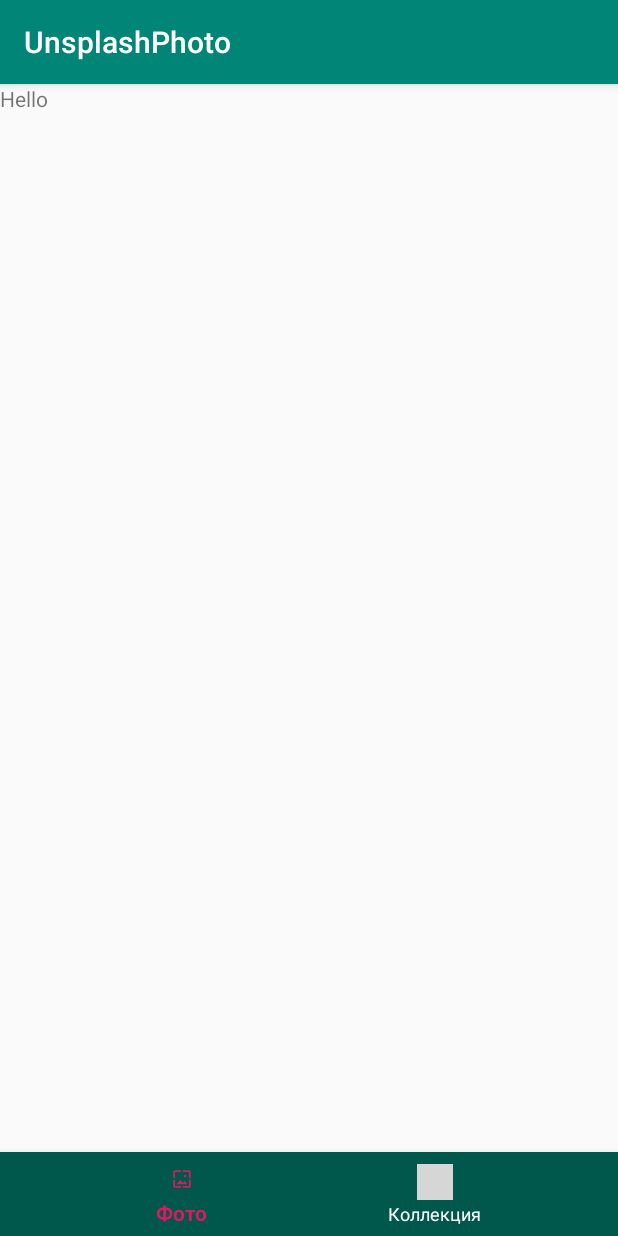
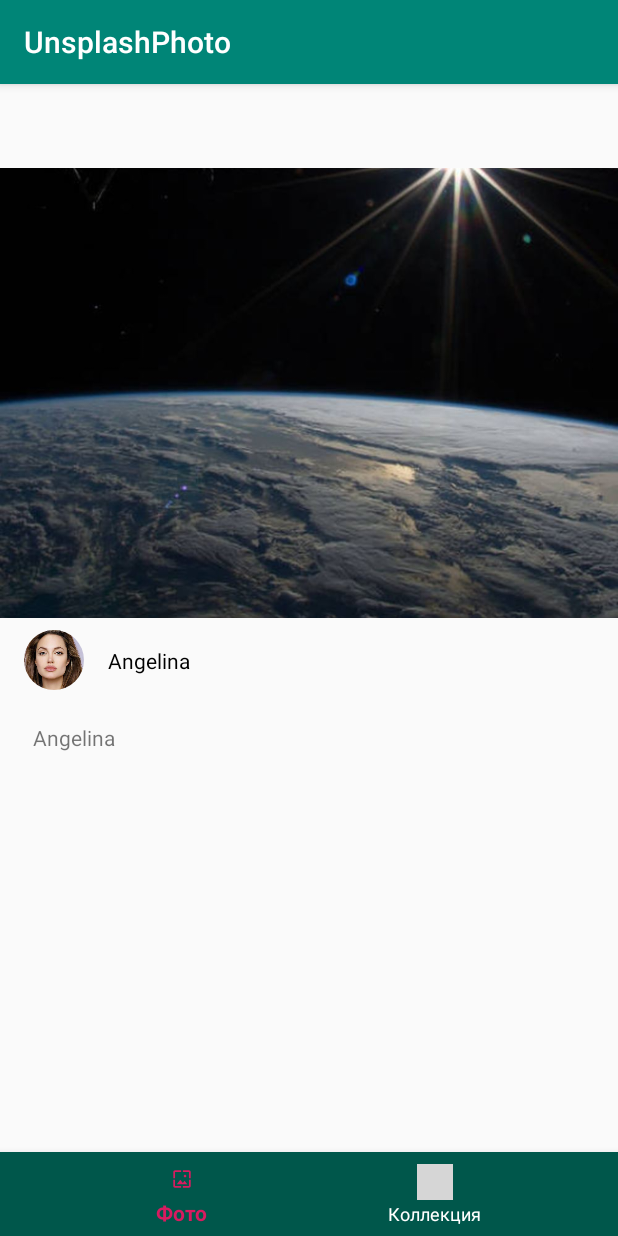
Before and after one commit to arov-anvar/UnsplashPhoto, an Android app: the screen it shows after launch (MainActivity), on a phone screen of 412 x 824 dp. Run offline under Robolectric (Android 15) with nearby library versions, the light colour scheme and no system bars; our stand-ins replace CircleImageView, navigation-ui; grey boxes are pictures that could not be loaded.

Commit message:
fragment daily picture create

```diff
--- a/app/build.gradle
+++ b/app/build.gradle
@@ -53,4 +53,7 @@ dependencies {
     androidTestImplementation 'androidx.test.ext:junit:1.1.0'
     androidTestImplementation 'androidx.test.espresso:espresso-core:3.1.1'
 
+    //Circle image view
+    implementation 'de.hdodenhof:circleimageview:3.0.1'
+
 }
--- a/app/src/main/java/com/example/unsplashphoto/MainActivity.kt
+++ b/app/src/main/java/com/example/unsplashphoto/MainActivity.kt
@@ -14,24 +14,24 @@ class MainActivity : AppCompatActivity() {
         super.onCreate(savedInstanceState)
         setContentView(R.layout.activity_main)
 
-//        navController = findNavController(R.id.navHost)
-//        bottomNavigationView.setupWithNavController(navController)
-//
-//        bottomNavigationView.setOnNavigationItemSelectedListener { menuItem ->
-//            when(menuItem.itemId) {
-//                R.id.menu_picture -> {
-//                    navController.navigate(R.id.dailyPictureFragment)
-//                    return@setOnNavigationItemSelectedListener true
-//                }
-//
-//                R.id.menu_gallery -> {
-//                    navController.navigate(R.id.galleryFragment)
-//                    return@setOnNavigationItemSelectedListener true
-//                }
-//            }
-//
-//            return@setOnNavigationItemSelectedListener true
-//        }
+        navController = findNavController(R.id.navHost)
+        bottomNavigationView.setupWithNavController(navController)
+
+        bottomNavigationView.setOnNavigationItemSelectedListener { menuItem ->
+            when(menuItem.itemId) {
+                R.id.menu_picture -> {
+                    navController.navigate(R.id.dailyPictureFragment)
+                    return@setOnNavigationItemSelectedListener true
+                }
+
+                R.id.menu_gallery -> {
+                    navController.navigate(R.id.galleryFragment)
+                    return@setOnNavigationItemSelectedListener true
+                }
+            }
+
+            return@setOnNavigationItemSelectedListener true
+        }
 
     }
 }
--- a/app/src/main/java/com/example/unsplashphoto/fragments/GalleryFragment.kt
+++ b/app/src/main/java/com/example/unsplashphoto/fragments/daily/DailyPictureFragment.kt
@@ -1,4 +1,4 @@
-package com.example.unsplashphoto.fragments
+package com.example.unsplashphoto.fragments.daily
 
 import androidx.lifecycle.ViewModelProviders
 import android.os.Bundle
@@ -9,24 +9,25 @@ import android.view.ViewGroup
 
 import com.example.unsplashphoto.R
 
-class GalleryFragment : Fragment() {
+class DailyPictureFragment : Fragment() {
 
     companion object {
-        fun newInstance() = GalleryFragment()
+        fun newInstance() =
+            DailyPictureFragment()
     }
 
-    private lateinit var viewModel: GalleryViewModel
+    private lateinit var viewModel: DailyPictureViewModel
 
     override fun onCreateView(
         inflater: LayoutInflater, container: ViewGroup?,
         savedInstanceState: Bundle?
     ): View? {
-        return inflater.inflate(R.layout.gallery_fragment, container, false)
+        return inflater.inflate(R.layout.daily_picture_fragment, container, false)
     }
 
     override fun onActivityCreated(savedInstanceState: Bundle?) {
         super.onActivityCreated(savedInstanceState)
-        viewModel = ViewModelProviders.of(this).get(GalleryViewModel::class.java)
+        viewModel = ViewModelProviders.of(this).get(DailyPictureViewModel::class.java)
         // TODO: Use the ViewModel
     }
 
--- a/app/src/main/java/com/example/unsplashphoto/fragments/DailyPictureViewModel.kt
+++ b/app/src/main/java/com/example/unsplashphoto/fragments/daily/DailyPictureViewModel.kt
@@ -1,4 +1,4 @@
-package com.example.unsplashphoto.fragments
+package com.example.unsplashphoto.fragments.daily
 
 import androidx.lifecycle.ViewModel
 
--- a/app/src/main/java/com/example/unsplashphoto/fragments/GalleryViewModel.kt
+++ b/app/src/main/java/com/example/unsplashphoto/fragments/gallery/GalleryViewModel.kt
@@ -1,4 +1,4 @@
-package com.example.unsplashphoto.fragments
+package com.example.unsplashphoto.fragments.gallery
 
 import androidx.lifecycle.ViewModel
 
--- a/app/src/main/res/layout/activity_main.xml
+++ b/app/src/main/res/layout/activity_main.xml
@@ -9,7 +9,7 @@
 
 
     <fragment
-        android:id="@+id/nav_host"
+        android:id="@+id/navHost"
         android:name="androidx.navigation.fragment.NavHostFragment"
         android:layout_width="match_parent"
         android:layout_height="match_parent"
--- a/app/src/main/res/layout/daily_picture_fragment.xml
+++ b/app/src/main/res/layout/daily_picture_fragment.xml
@@ -1,14 +1,80 @@
 <?xml version="1.0" encoding="utf-8"?>
-<FrameLayout xmlns:android="http://schemas.android.com/apk/res/android"
+<androidx.constraintlayout.widget.ConstraintLayout xmlns:android="http://schemas.android.com/apk/res/android"
     xmlns:tools="http://schemas.android.com/tools"
     android:layout_width="match_parent"
     android:layout_height="match_parent"
+    xmlns:app="http://schemas.android.com/apk/res-auto"
     android:id="@+id/dailyPictureFragment"
-    tools:context=".fragments.DailyPictureFragment">
+    tools:context=".fragments.daily.DailyPictureFragment">
+
+
+    <ImageView
+        android:id="@+id/image"
+        android:layout_width="wrap_content"
+        android:layout_height="300dp"
+        android:layout_marginTop="?attr/actionBarSize"
+        android:scaleType="centerCrop"
+        android:src="@drawable/space"
+        app:layout_constraintEnd_toEndOf="parent"
+        app:layout_constraintHorizontal_bias="0.0"
+        app:layout_constraintStart_toStartOf="parent"
+        app:layout_constraintTop_toTopOf="parent"/>
+
+    <de.hdodenhof.circleimageview.CircleImageView
+        android:id="@+id/civAvatar"
+        android:layout_width="40dp"
+        android:layout_height="40dp"
+        android:layout_marginStart="16dp"
+        android:layout_marginTop="8dp"
+        android:src="@drawable/angelina"
+        app:layout_constraintStart_toStartOf="parent"
+        app:layout_constraintTop_toBottomOf="@id/image"
+        tools:ignore="MissingConstraints" />
 
     <TextView
-        android:layout_width="match_parent"
-        android:layout_height="match_parent"
-        android:text="Hello" />
+        android:id="@+id/userTxt"
+        android:layout_width="wrap_content"
+        android:layout_height="wrap_content"
+        android:layout_marginStart="16dp"
+        android:layout_marginEnd="281dp"
+        android:text="@string/user_test"
+        android:textColor="@color/colorBlack"
+        app:layout_constraintBottom_toBottomOf="@id/civAvatar"
+        app:layout_constraintEnd_toEndOf="parent"
+        app:layout_constraintHorizontal_bias="0.0"
+        app:layout_constraintStart_toEndOf="@id/civAvatar"
+        app:layout_constraintTop_toTopOf="@id/civAvatar"
+        app:layout_constraintVertical_bias="0.523"/>
 
-</FrameLayout>
+    <androidx.core.widget.NestedScrollView
+        android:layout_width="0dp"
+        android:layout_height="0dp"
+        app:layout_constraintBottom_toBottomOf="parent"
+        app:layout_constraintEnd_toEndOf="parent"
+        app:layout_constraintStart_toStartOf="parent"
+        app:layout_constraintTop_toBottomOf="@id/civAvatar">
+
+        <LinearLayout
+            android:id="@+id/linearLayout"
+            android:layout_width="match_parent"
+            android:layout_height="wrap_content"
+            android:layout_marginStart="16dp"
+            android:layout_marginTop="16dp"
+            android:layout_marginEnd="16dp"
+            android:orientation="vertical"
+            app:layout_constraintEnd_toEndOf="parent"
+            app:layout_constraintStart_toStartOf="parent"
+            app:layout_constraintTop_toBottomOf="@+id/userTxt">
+
+            <TextView
+                android:id="@+id/infoTxt"
+                android:layout_width="match_parent"
+                android:layout_height="wrap_content"
+                android:padding="6dp"
+                android:text="@string/user_test"/>
+
+        </LinearLayout>
+
+    </androidx.core.widget.NestedScrollView>
+
+</androidx.constraintlayout.widget.ConstraintLayout>
--- a/app/src/main/res/layout/gallery_fragment.xml
+++ b/app/src/main/res/layout/gallery_fragment.xml
@@ -4,7 +4,7 @@
     android:layout_width="match_parent"
     android:layout_height="match_parent"
     android:id="@+id/galleryFragment"
-    tools:context=".fragments.GalleryFragment">
+    tools:context=".fragments.gallery.GalleryFragment">
 
     <TextView
         android:layout_width="match_parent"
--- a/app/src/main/res/navigation/android_navigation.xml
+++ b/app/src/main/res/navigation/android_navigation.xml
@@ -7,12 +7,12 @@
 
     <fragment
         android:id="@+id/dailyPictureFragment"
-        android:name="com.example.unsplashphoto.fragments.DailyPictureFragment"
+        android:name="com.example.unsplashphoto.fragments.daily.DailyPictureFragment"
         android:label="daily_picture_fragment"
         tools:layout="@layout/daily_picture_fragment" />
     <fragment
         android:id="@+id/galleryFragment"
-        android:name="com.example.unsplashphoto.fragments.GalleryFragment"
+        android:name="com.example.unsplashphoto.fragments.gallery.GalleryFragment"
         android:label="gallery_fragment"
         tools:layout="@layout/gallery_fragment" />
 </navigation>
--- a/app/src/main/res/values/colors.xml
+++ b/app/src/main/res/values/colors.xml
@@ -4,4 +4,5 @@
     <color name="colorPrimaryDark">#00574B</color>
     <color name="colorAccent">#D81B60</color>
     <color name="colorWhite">#fff</color>
+    <color name="colorBlack">#000</color>
 </resources>
--- a/app/src/main/res/values/strings.xml
+++ b/app/src/main/res/values/strings.xml
@@ -2,4 +2,6 @@
     <string name="app_name">UnsplashPhoto</string>
     <string name="random">Фото</string>
     <string name="collections">Коллекция</string>
+    <string name="watch">Просмотр</string>
+    <string name="user_test">Angelina</string>
 </resources>
```
Also changed, not shown: app/src/main/java/com/example/unsplashphoto/AppDelegate.kt (added, +9 -0 lines), app/src/main/java/com/example/unsplashphoto/fragments/gallery/GalleryFragment.kt (renamed from app/src/main/java/com/example/unsplashphoto/fragments/DailyPictureFragment.kt, +7 -6 lines), app/src/main/res/drawable/ic_public_white.xml (added, +10 -0 lines), app/src/main/res/menu/daily_menu.xml (added, +9 -0 lines), app/src/main/res/drawable/angelina.jpg (added), app/src/main/res/drawable/space.jpg (added).
